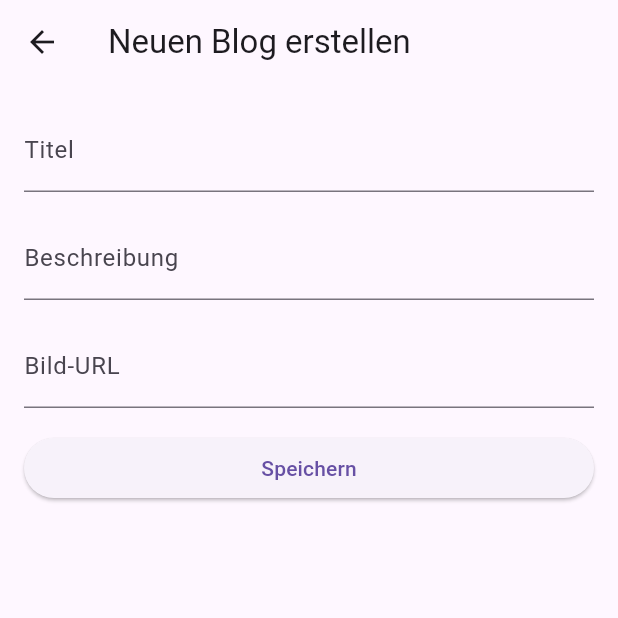
After one commit to Nailik2018/in307blog_flutter, a Flutter app: the BlogEditScreen screen opened directly, after a tap on "Speichern", on a phone screen of 412 x 824 dp, the top half of it. The commit adds this screen. Run offline on Flutter 3.47's test engine with Material 3 defaults, Android fonts, the light colour scheme and no system bars; our stand-ins replace logger, sembast; statements that could not run were skipped.

Commit message:
create blog_edit_screen and blog_list_screen pages, start in main.dart

```diff
--- /dev/null
+++ b/lib/screens/blog_edit_screen.dart
@@ -0,0 +1,87 @@
+import 'package:flutter/cupertino.dart';
+import 'package:flutter/material.dart';
+import 'package:logger/logger.dart';
+import '../logger/FileOutputLogger.dart';
+import '../models/blog.dart';
+
+class BlogEditScreen extends StatefulWidget {
+  final Blog? blog;
+
+  BlogEditScreen({this.blog});
+
+  @override
+  _BlogEditScreenState createState() => _BlogEditScreenState();
+}
+
+class _BlogEditScreenState extends State<BlogEditScreen> {
+  late TextEditingController _titleController;
+  late TextEditingController _descriptionController;
+  late TextEditingController _imageController;
+
+  var logger = Logger(
+    printer: PrettyPrinter(),
+    output: FileOutputLogger(),
+  );
+
+
+  @override
+  void initState() {
+    super.initState();
+    _titleController = TextEditingController(text: widget.blog?.title ?? '');
+    _descriptionController =
+        TextEditingController(text: widget.blog?.description ?? '');
+    _imageController =
+        TextEditingController(text: widget.blog?.image ?? '');
+  }
+
+  @override
+  Widget build(BuildContext context) {
+    return Scaffold(
+      appBar: AppBar(
+        title: Text(widget.blog == null ? 'Neuen Blog erstellen' : 'Blog bearbeiten'),
+      ),
+      body: Padding(
+        padding: const EdgeInsets.all(16.0),
+        child: Column(
+          crossAxisAlignment: CrossAxisAlignment.stretch,
+          children: [
+            TextField(
+              controller: _titleController,
+              decoration: InputDecoration(labelText: 'Titel'),
+            ),
+            SizedBox(height: 16),
+            TextField(
+              controller: _descriptionController,
+              decoration: InputDecoration(labelText: 'Beschreibung'),
+            ),
+            SizedBox(height: 16),
+            TextField(
+              controller: _imageController,
+              decoration: InputDecoration(labelText: 'Bild-URL'),
+            ),
+            SizedBox(height: 16),
+            ElevatedButton(
+              onPressed: () {
+                _saveBlog();
+              },
+              child: Text('Speichern'),
+            ),
+          ],
+        ),
+      ),
+    );
+  }
+
+  void _saveBlog() async {
+    final title = _titleController.text;
+    final description = _descriptionController.text;
+    final image = _imageController.text;
+    if (title.isNotEmpty && description.isNotEmpty && image.isNotEmpty) {
+      logger.i('_saveBlog() success');
+      Navigator.pop(
+        context,
+        Blog(id: widget.blog?.id ?? 0, title: title, description: description, image: image),
+      );
+    }
+  }
+}
```
Also changed, not shown: lib/main.dart (+6 -112 lines), lib/models/offline_db.dart (added, +30 -0 lines), lib/screens/blog_list_screen.dart (added, +125 -0 lines), pubspec.yaml (+6 -1 lines), pubspec.lock.
